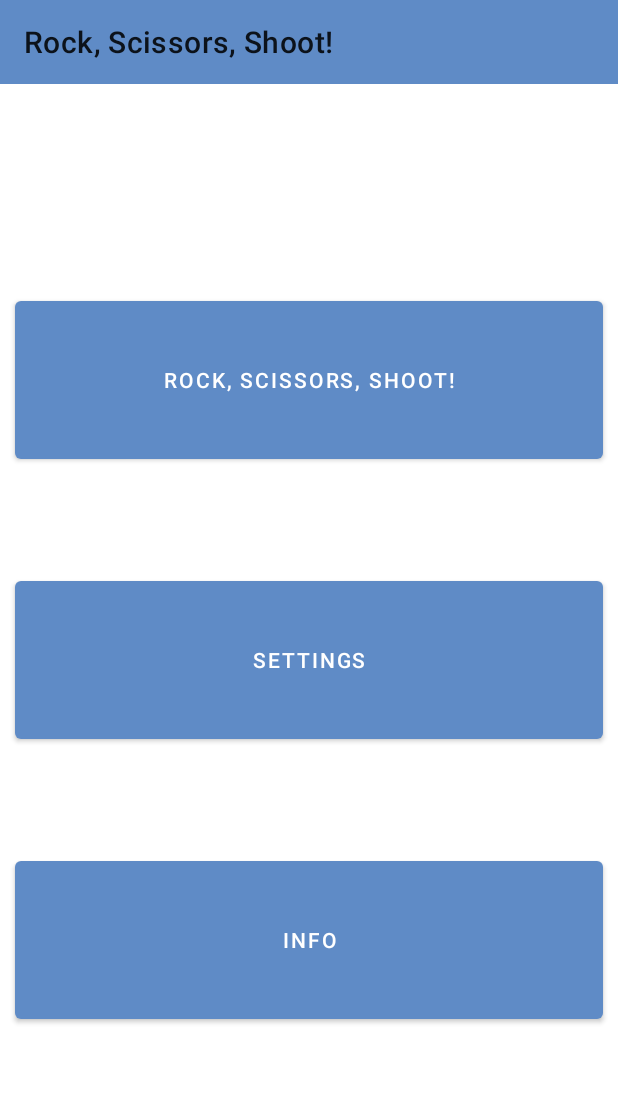
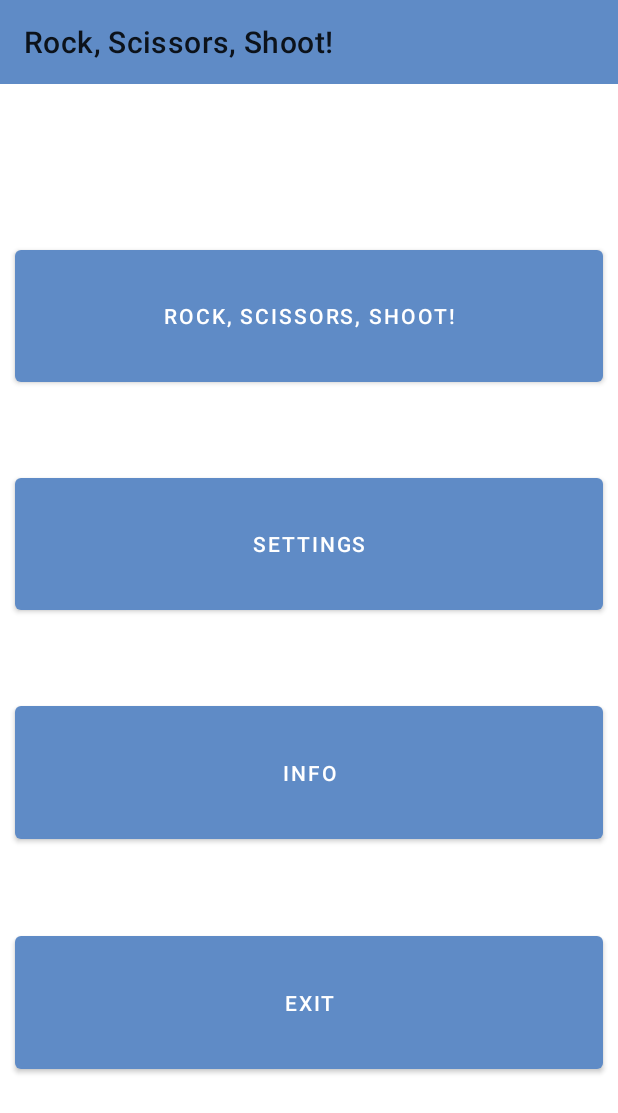
Before and after one commit to ghostwalker18/Rock-Scissors-Paper-Lizard-Spock, an Android app: the screen it shows after launch (EntranceActivity), on a phone screen of 412 x 824 dp. Shown: the top 1113 px of the screen. Run offline under Robolectric (Android 15) with nearby library versions, the phone set to English and light mode, and no system bars.

Commit message:
added exit button

```diff
--- a/app/src/main/java/com/ghostwalker18/RSPLS/EntranceActivity.java
+++ b/app/src/main/java/com/ghostwalker18/RSPLS/EntranceActivity.java
@@ -23,5 +23,8 @@ public class EntranceActivity extends AppCompatActivity {
         findViewById(R.id.faqButton).setOnClickListener(view -> {
             startActivity(new Intent(this, InfoActivity.class));
         });
+        findViewById(R.id.exitButton).setOnClickListener(view -> {
+            finish();
+        });
     }
 }
--- a/app/src/main/res/layout/activity_entrance.xml
+++ b/app/src/main/res/layout/activity_entrance.xml
@@ -55,5 +55,17 @@
     <Space
         android:layout_width="match_parent"
         android:layout_height="wrap_content"
+        android:layout_weight="1"/>
+
+    <Button
+        android:id="@+id/exitButton"
+        android:layout_width="match_parent"
+        android:layout_height="wrap_content"
+        android:layout_weight="1"
+        android:layout_marginHorizontal="10dp"
+        android:text="@string/exit_label"/>
+    <Space
+        android:layout_width="match_parent"
+        android:layout_height="wrap_content"
         android:layout_weight="2"/>
 </LinearLayout>
--- a/app/src/main/res/values/strings.xml
+++ b/app/src/main/res/values/strings.xml
@@ -2,6 +2,7 @@
     <string name="app_name">Rock, Scissors, Shoot!</string>
     <string name="settings_activity_label">Settings</string>
     <string name="info_activity_label">Info</string>
+    <string name="exit_label">Exit</string>
     <string name="score">Score:</string>
     <string name="action_settings">Settings</string>
     <string name="game_settings">Game</string>
```
Also changed, not shown: 1 other file.
